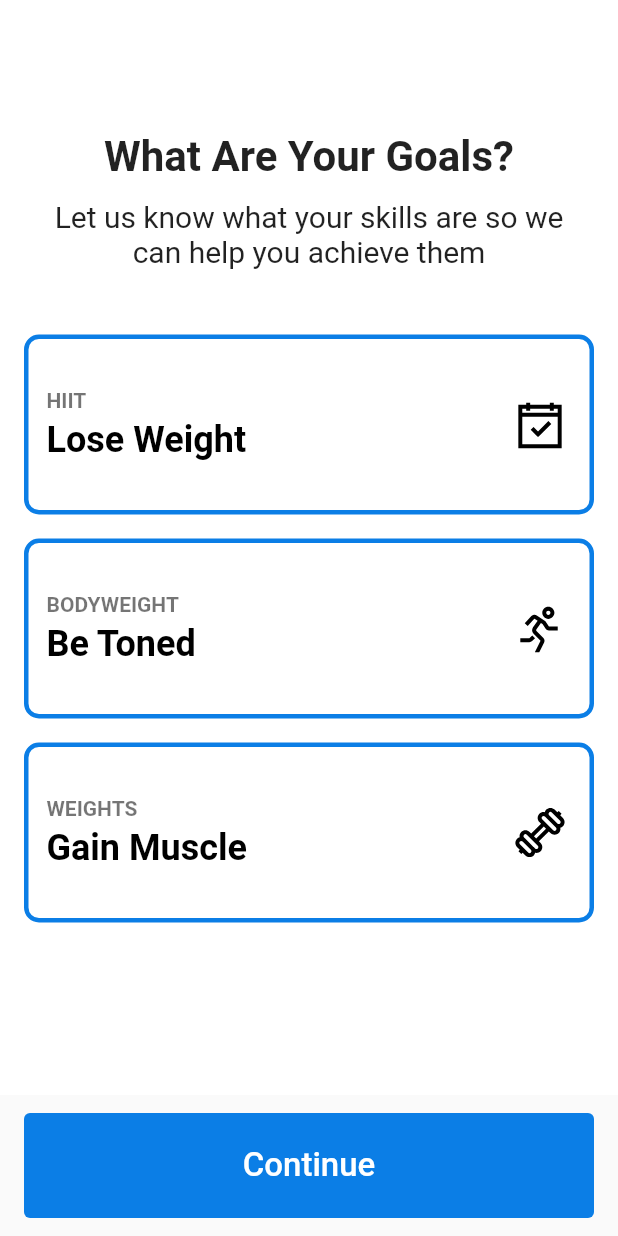
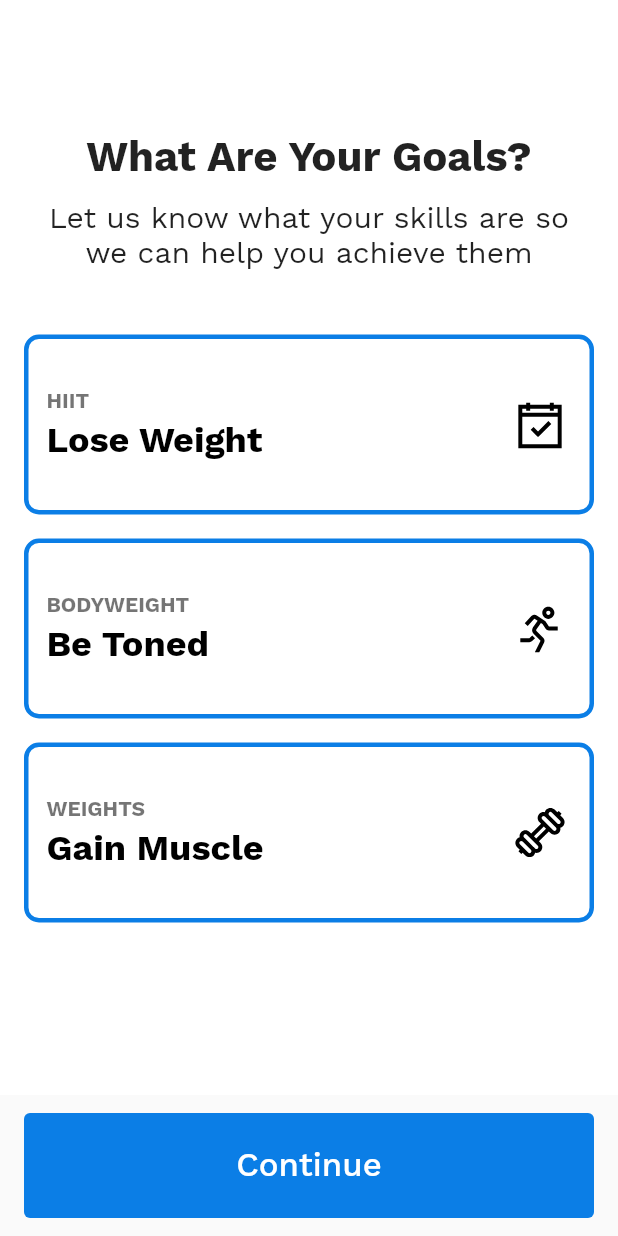
Before and after one commit to ankanSikdar/flutter-health-app-ui, a Flutter app: the screen it shows after launch, on a phone screen of 412 x 824 dp. Run offline on Flutter 3.47's test engine with Material 2 defaults, Android fonts, the phone set to English and light mode, and no system bars; our stand-ins replace cached_network_image, google_fonts, line_icons.

```diff
--- a/lib/main.dart
+++ b/lib/main.dart
@@ -1,5 +1,6 @@
 import 'package:flutter/material.dart';
 import 'package:health_ui/pages/goals_page.dart';
+import 'package:google_fonts/google_fonts.dart';
 
 void main() {
   runApp(MyApp());
@@ -13,6 +14,7 @@ class MyApp extends StatelessWidget {
       debugShowCheckedModeBanner: false,
       theme: ThemeData(
         primarySwatch: Colors.blue,
+        textTheme: GoogleFonts.workSansTextTheme(),
       ),
       home: GoalsPage(),
     );
--- a/pubspec.yaml
+++ b/pubspec.yaml
@@ -25,6 +25,7 @@ dependencies:
     sdk: flutter
   cached_network_image: ^3.0.0
   cupertino_icons: ^1.0.2
+  google_fonts: ^2.1.0
   line_icons: ^2.0.1
 
 dev_dependencies:
```
Also changed, not shown: pubspec.lock.
